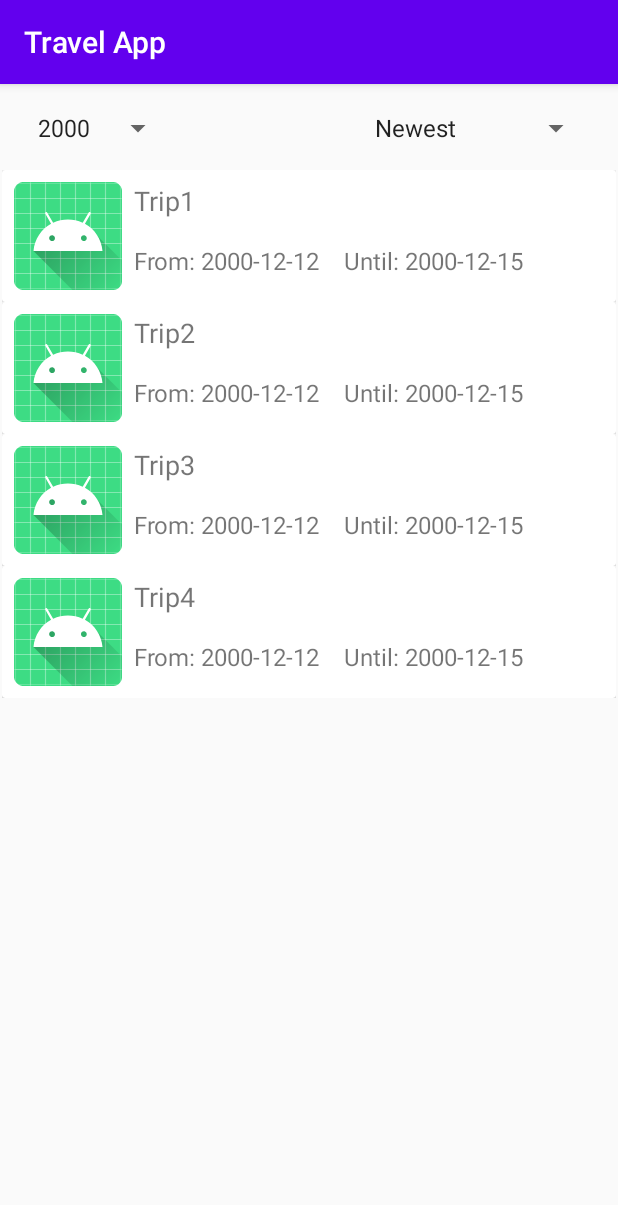
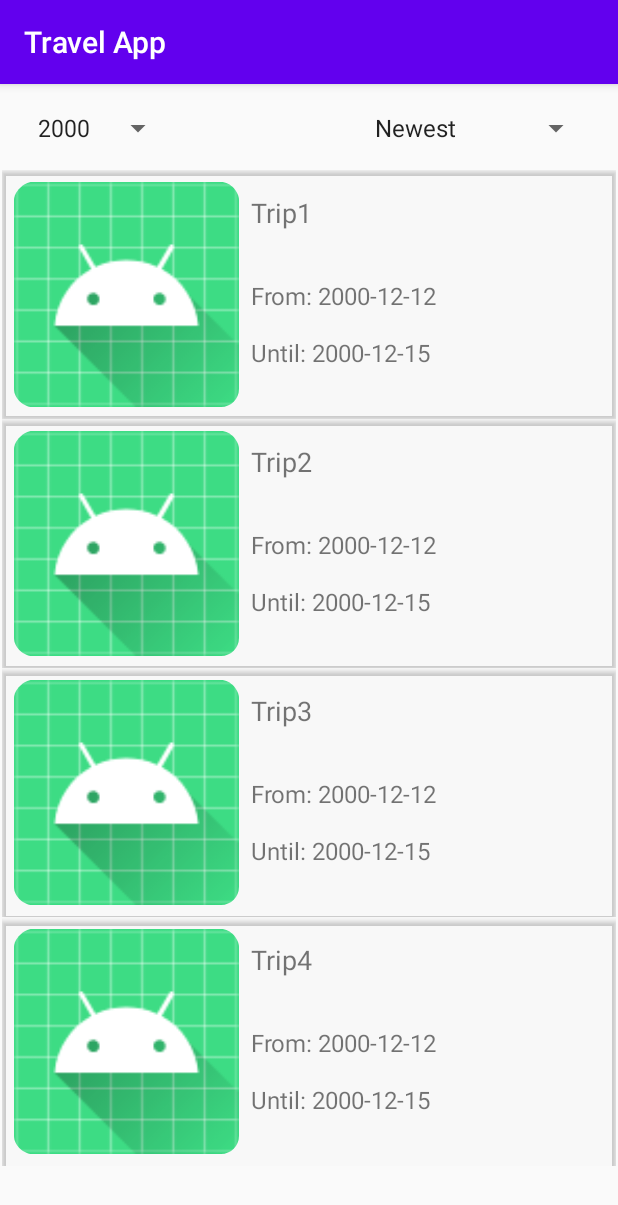
Before and after one commit to schmidtvinicius/travel_app, an Android app: the screen it shows after launch (MainActivity), on a phone screen of 412 x 824 dp. Shown: the top 1205 px of the screen. Run offline under Robolectric (Android 15) with nearby library versions, the phone set to English and light mode, and no system bars.

Commit message:
The spacing between the trip items is clearer.

```diff
--- a/TravelApp/app/src/main/res/layout/trip_cardview_item.xml
+++ b/TravelApp/app/src/main/res/layout/trip_cardview_item.xml
@@ -1,6 +1,7 @@
 <?xml version="1.0" encoding="utf-8"?>
 <androidx.constraintlayout.widget.ConstraintLayout xmlns:android="http://schemas.android.com/apk/res/android"
     xmlns:app="http://schemas.android.com/apk/res-auto"
+    xmlns:tools="http://schemas.android.com/tools"
     android:layout_width="match_parent"
     android:layout_height="wrap_content">
 
@@ -8,6 +9,7 @@
         android:id="@+id/trip_cardview"
         android:layout_width="0dp"
         android:layout_height="wrap_content"
+        app:cardBackgroundColor="#0CCCCCCC"
         app:layout_constraintEnd_toEndOf="parent"
         app:layout_constraintStart_toStartOf="parent"
         app:layout_constraintTop_toTopOf="parent">
@@ -18,24 +20,22 @@
 
             <ImageView
                 android:id="@+id/trip_item_preview"
-                android:layout_width="0dp"
-                android:layout_height="wrap_content"
+                android:layout_width="150dp"
+                android:layout_height="150dp"
                 android:layout_marginStart="8dp"
                 android:layout_marginTop="8dp"
                 android:layout_marginBottom="8dp"
                 app:layout_constraintBottom_toBottomOf="parent"
                 app:layout_constraintStart_toStartOf="parent"
                 app:layout_constraintTop_toTopOf="parent"
-                app:srcCompat="@mipmap/ic_launcher_round" />
+                app:srcCompat="@mipmap/ic_launcher" />
 
             <TextView
                 android:id="@+id/trip_start_date"
                 android:layout_width="wrap_content"
                 android:layout_height="wrap_content"
-                android:layout_marginTop="8dp"
-                android:layout_marginBottom="8dp"
+                android:layout_marginTop="32dp"
                 android:textSize="16sp"
-                app:layout_constraintBottom_toBottomOf="parent"
                 app:layout_constraintStart_toStartOf="@+id/trip_title"
                 app:layout_constraintTop_toBottomOf="@+id/trip_title" />
 
@@ -43,20 +43,17 @@
                 android:id="@+id/trip_end_date"
                 android:layout_width="wrap_content"
                 android:layout_height="wrap_content"
-                android:layout_marginStart="16dp"
-                android:layout_marginTop="8dp"
-                android:layout_marginBottom="8dp"
+                android:layout_marginTop="16dp"
                 android:textSize="16sp"
-                app:layout_constraintBottom_toBottomOf="parent"
-                app:layout_constraintStart_toEndOf="@+id/trip_start_date"
-                app:layout_constraintTop_toBottomOf="@+id/trip_title" />
+                app:layout_constraintStart_toStartOf="@+id/trip_start_date"
+                app:layout_constraintTop_toBottomOf="@+id/trip_start_date" />
 
             <TextView
                 android:id="@+id/trip_title"
                 android:layout_width="wrap_content"
                 android:layout_height="wrap_content"
                 android:layout_marginStart="8dp"
-                android:layout_marginTop="8dp"
+                android:layout_marginTop="16dp"
                 android:textSize="18sp"
                 app:layout_constraintStart_toEndOf="@+id/trip_item_preview"
                 app:layout_constraintTop_toTopOf="parent" />
```
